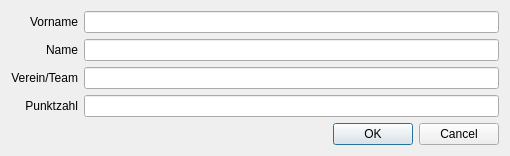
Qt form ui/edit_player_dlg.ui (boulette42/petanque-tournament) before a commit.
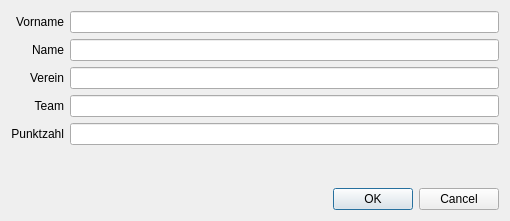
The same form after that commit.

Commit message: Version 0.93a - 2022-07-16 translations - added english and french translation installer - desktop icon - uninstall icon bugs - load selection-status of sites - input dialog of simulated player abortable features - 'team' is a separate property of players ui - dont show (inexistent) icons in menus - show teams in team-mode

```diff
--- a/ui/edit_player_dlg.ui
+++ b/ui/edit_player_dlg.ui
@@ -7,7 +7,7 @@
     <x>0</x>
     <y>0</y>
     <width>510</width>
-    <height>146</height>
+    <height>221</height>
    </rect>
   </property>
   <property name="windowTitle">
@@ -43,7 +43,7 @@
    <item row="2" column="0">
     <widget class="QLabel" name="tlAssoc">
      <property name="text">
-      <string>Verein/Team</string>
+      <string>Verein</string>
      </property>
      <property name="alignment">
       <set>Qt::AlignRight|Qt::AlignTrailing|Qt::AlignVCenter</set>
@@ -54,6 +54,19 @@
     <widget class="QLineEdit" name="leAssoc"/>
    </item>
    <item row="3" column="0">
+    <widget class="QLabel" name="tlTeam">
+     <property name="text">
+      <string>Team</string>
+     </property>
+     <property name="alignment">
+      <set>Qt::AlignRight|Qt::AlignTrailing|Qt::AlignVCenter</set>
+     </property>
+    </widget>
+   </item>
+   <item row="3" column="1">
+    <widget class="QLineEdit" name="leTeam"/>
+   </item>
+   <item row="4" column="0">
     <widget class="QLabel" name="tlPoints">
      <property name="text">
       <string>Punktzahl</string>
@@ -63,7 +76,7 @@
      </property>
     </widget>
    </item>
-   <item row="3" column="1">
+   <item row="4" column="1">
     <widget class="QLineEdit" name="lePoints">
      <property name="inputMask">
       <string comment="9000"/>
@@ -73,7 +86,7 @@
      </property>
     </widget>
    </item>
-   <item row="4" column="1">
+   <item row="5" column="1">
     <spacer name="verticalSpacer">
      <property name="orientation">
       <enum>Qt::Vertical</enum>
@@ -86,7 +99,7 @@
      </property>
     </spacer>
    </item>
-   <item row="5" column="0" colspan="2">
+   <item row="6" column="0" colspan="2">
     <widget class="QDialogButtonBox" name="buttonBox">
      <property name="orientation">
       <enum>Qt::Horizontal</enum>
```
Left out of the diff: 8 changed lines with no effect on the pictures. The commit also changes 40 other files.
